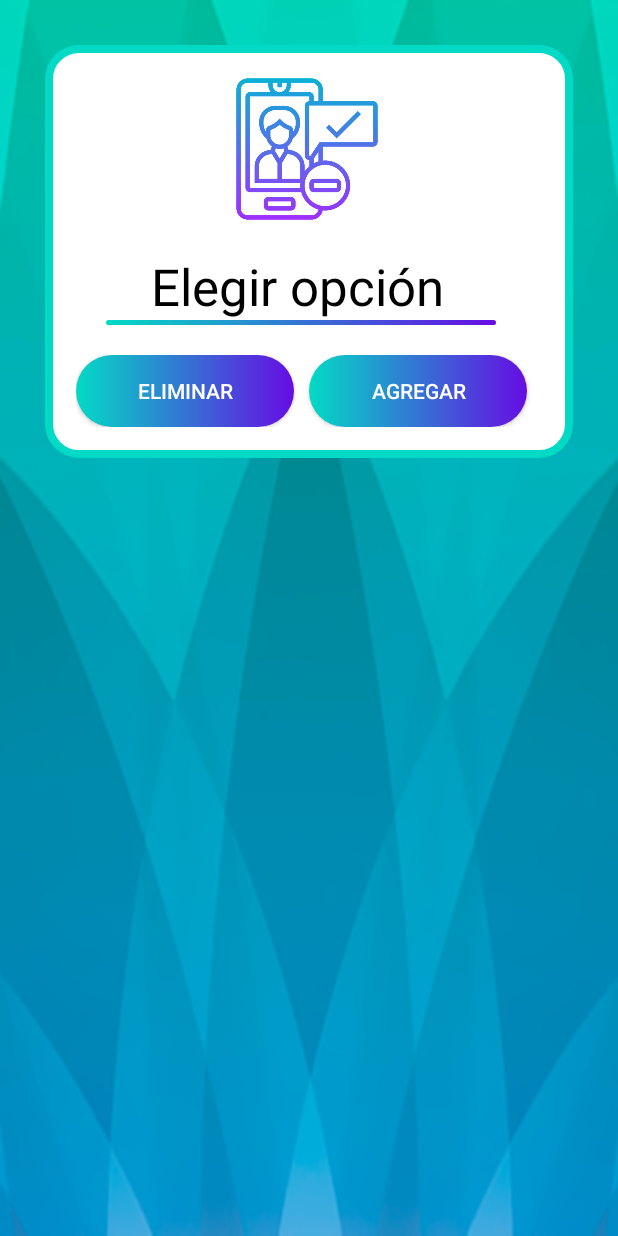
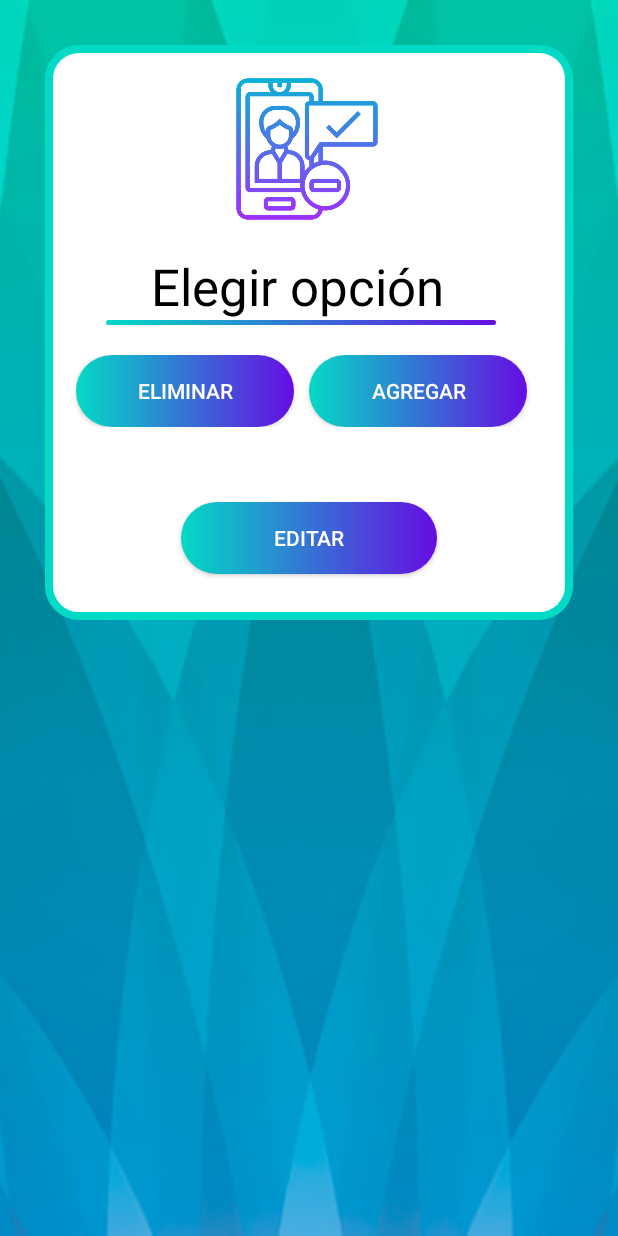
Before and after one commit to TomasSantamarie/buscador_amigos_android, an Android app: the Amigos screen opened directly, with no data from a screen before it, on a phone screen of 412 x 824 dp. Run offline under Robolectric (Android 15) with nearby library versions, the phone set to English and light mode, and no system bars; our stand-ins replace Firebase (no records; nobody signed in at launch, a user with empty details on screens opened directly).

Commit message:
Commit ( 18:57 ------> 08/05/2023)
Mejora de Amigos agregandole una funcionalidad llamada "Editar".
Y en ubicacion cuando guardes el lugar ya se cambia en los usuarios amigos

```diff
--- a/app/src/main/res/layout/activity_amigos.xml
+++ b/app/src/main/res/layout/activity_amigos.xml
@@ -77,6 +77,7 @@
                     android:backgroundTint="@null"
                     android:text="AGREGAR"
                     android:textColor="@color/white" />
+
             </LinearLayout>
 
             <LinearLayout
@@ -107,7 +108,7 @@
                     android:orientation="vertical">
 
                     <TextView
-                        android:id="@+id/textView16"
+                        android:id="@+id/tituloCodigo"
                         android:layout_width="match_parent"
                         android:layout_height="wrap_content"
                         android:layout_marginTop="20dp"
@@ -134,14 +135,34 @@
             <LinearLayout
                 android:layout_width="match_parent"
                 android:layout_height="wrap_content"
+                android:layout_marginBottom="10dp"
+                android:clickable="false"
                 android:orientation="vertical">
 
                 <androidx.recyclerview.widget.RecyclerView
                     android:id="@+id/listaAmigos"
                     android:layout_width="match_parent"
                     android:layout_height="wrap_content"
+                    android:clickable="false"
+                    android:focusable="false"
+                    android:focusableInTouchMode="false"
                     tools:listitem="@layout/objeto_lista" />
+
             </LinearLayout>
+
+            <Button
+                android:id="@+id/editar"
+                android:layout_width="match_parent"
+                android:layout_height="wrap_content"
+                android:layout_marginLeft="90dp"
+                android:layout_marginTop="20dp"
+                android:layout_marginRight="90dp"
+                android:layout_marginBottom="30dp"
+                android:layout_weight="1"
+                android:background="@drawable/botones"
+                android:backgroundTint="@null"
+                android:text="Editar"
+                android:textColor="@color/white" />
 
         </LinearLayout>
     </LinearLayout>
```
Also changed, not shown: app/src/main/java/com/example/buscador_amigos_android/Amigos.kt (+40 -1 lines), app/src/main/java/com/example/buscador_amigos_android/Datos_Usuario.kt (+10 -0 lines), app/src/main/java/com/example/buscador_amigos_android/Ubicacion.kt (+23 -1 lines).
